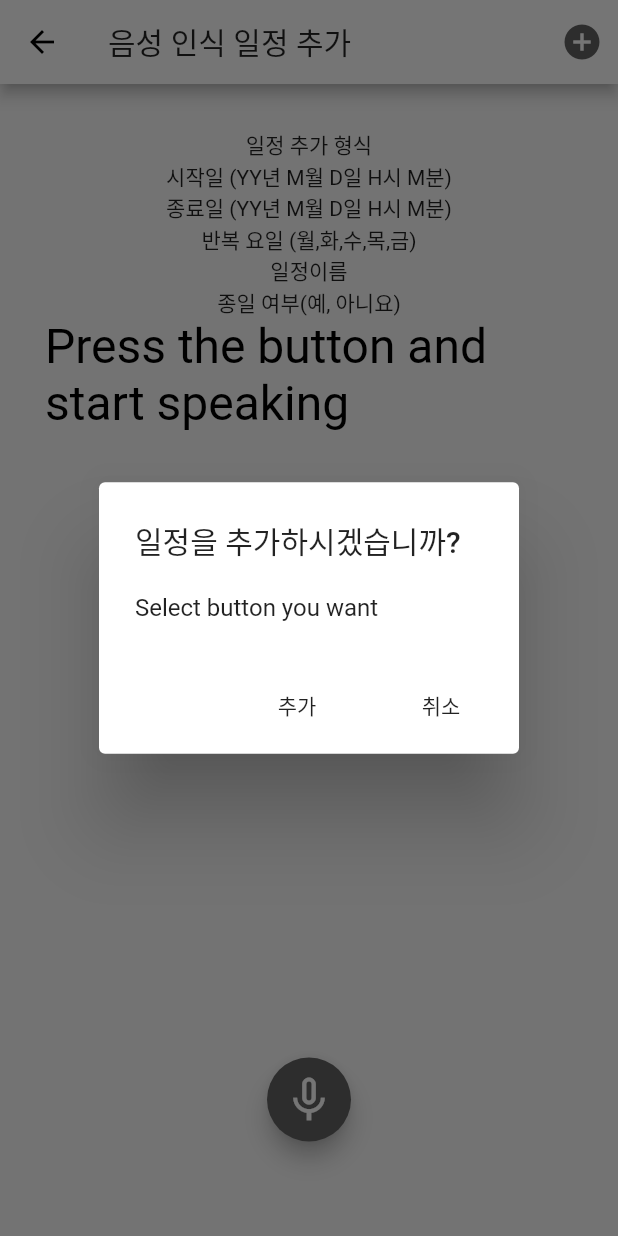
After one commit to YeeunJ/TnT, a Flutter app: the SpeechPage screen opened by its route, after a tap on the "add circle" icon, on a phone screen of 412 x 824 dp. The commit adds this screen. Run offline on Flutter 3.47's test engine with Material 2 defaults, Android fonts, the phone set to English and light mode, and no system bars; drawn by our look-alikes of avatar_glow; our stand-ins replace cloud_firestore, file_picker, firebase_auth, firebase_core, google_sign_in, speech_to_text and 2 more; missing offline and left inert: card_settings; accounts and stored records are empty.

Commit message:
음성 인식 기능 플러스!

```diff
--- a/lib/app.dart
+++ b/lib/app.dart
@@ -6,6 +6,7 @@ import 'addTimeTable.dart';
 import 'editTimeTable.dart';
 import 'setting.dart';
 import 'dataAnalysis.dart';
+import 'speechToText.dart';
 
 
 class TnT extends StatelessWidget {
@@ -26,6 +27,7 @@ class TnT extends StatelessWidget {
           '/editTimeTable': (context) => editTimeTable(),
           '/setting': (context) => settingPage(),
           '/dataAnalysis': (context) => dataAnalysisPage(),
+          '/addBySpeech' : (context) => SpeechPage()
         }
     );
   }
--- /dev/null
+++ b/lib/speechToText.dart
@@ -0,0 +1,111 @@
+import 'package:avatar_glow/avatar_glow.dart';
+import 'package:flutter/material.dart';
+import 'package:tnt/speech_api.dart';
+
+class SpeechPage extends StatefulWidget {
+  @override
+  _SpeechPageState createState() => _SpeechPageState();
+}
+
+class _SpeechPageState extends State<SpeechPage> {
+  String text = 'Press the button and start speaking';
+  bool isListening = false;
+  final scaffoldKey = GlobalKey<ScaffoldState>();
+
+  @override
+  Widget build(BuildContext context) => Scaffold(
+    appBar: AppBar(
+      title: Text('음성 인식 일정 추가'),
+      actions: [
+        IconButton(
+            icon: Icon(Icons.add_circle),
+            color: Color(0xff636363),
+            iconSize: 28,
+            onPressed: () {
+              showAlertDialog(context);
+            }),
+      ],
+    ),
+    body: SingleChildScrollView(
+        reverse: true,
+        padding: const EdgeInsets.all(30).copyWith(bottom: 150),
+        child: Column(
+          children: [
+            Text(
+                '일정 추가 형식'
+            ),
+            Text(
+              '시작일 (YY년 M월 D일 H시 M분)'
+            ),
+            Text(
+                '종료일 (YY년 M월 D일 H시 M분)'
+            ),
+            Text(
+                '반복 요일 (월,화,수,목,금)'
+            ),
+            Text(
+                '일정이름'
+            ),
+            Text(
+                '종일 여부(예, 아니요)'
+            ),
+
+            Text(
+                text,
+                style: TextStyle(
+                    fontSize: 32.0,
+                    color: Colors.black,
+                    fontWeight: FontWeight.w400
+                )
+            )
+          ],
+        )
+
+    ),
+    floatingActionButtonLocation: FloatingActionButtonLocation.centerFloat,
+    floatingActionButton: AvatarGlow(
+      animate: isListening,
+      endRadius: 75,
+      glowColor: Theme.of(context).primaryColor,
+      child: FloatingActionButton(
+        child: Icon(isListening ? Icons.mic : Icons.mic_none, size: 36),
+        onPressed: toggleRecording,
+      ),
+    ),
+  );
+
+  Future toggleRecording() => SpeechApi.toggleRecording(
+    onResult: (text) => setState(() => this.text = text),
+    onListening: (isListening) {
+      setState(() => this.isListening = isListening);
+    },
+  );
+
+  void showAlertDialog(BuildContext context) async {
+    String result = await showDialog(
+      context: context,
+      barrierDismissible: false, // user must tap button!
+      builder: (BuildContext context) {
+        return AlertDialog(
+          title: Text('일정을 추가하시겠습니까?'),
+          content: Text("Select button you want"),
+          actions: <Widget>[
+            FlatButton(
+              child: Text('추가'),
+              onPressed: () {
+                Navigator.pop(context, "OK");
+              },
+            ),
+            FlatButton(
+              child: Text('취소'),
+              onPressed: () {
+                Navigator.pop(context, "Cancel");
+              },
+            ),
+          ],
+        );
+      },
+    );
+
+  }
+}
--- /dev/null
+++ b/lib/speech_api.dart
@@ -0,0 +1,30 @@
+import 'package:flutter/cupertino.dart';
+import 'package:speech_to_text/speech_to_text.dart';
+
+class SpeechApi {
+  static final _speech = SpeechToText();
+
+  static Future<bool> toggleRecording({
+    @required Function(String text) onResult,
+    @required ValueChanged<bool> onListening,
+  }) async {
+    if (_speech.isListening) {
+      _speech.stop();
+      return true;
+    }
+
+    final isAvailable = await _speech.initialize(
+      onStatus: (status) => onListening(_speech.isListening),
+      onError: (e) => print('Error: $e'),
+    );
+
+    if (isAvailable) {
+      _speech.listen(
+          onResult: (value) => onResult(value.recognizedWords),
+          localeId: 'ko_KR'
+      );
+    }
+
+    return isAvailable;
+  }
+}
--- a/pubspec.yaml
+++ b/pubspec.yaml
@@ -18,6 +18,8 @@ dependencies:
   card_settings: ^2.0.2
   syncfusion_flutter_calendar: ^19.1.64
   syncfusion_flutter_charts: ^19.1.64
+  speech_to_text: ^2.2.0
+  avatar_glow: ^1.2.0
 
 dev_dependencies:
   flutter_test:
```
Also changed, not shown: lib/main.dart (+7 -0 lines), 2 other files.
